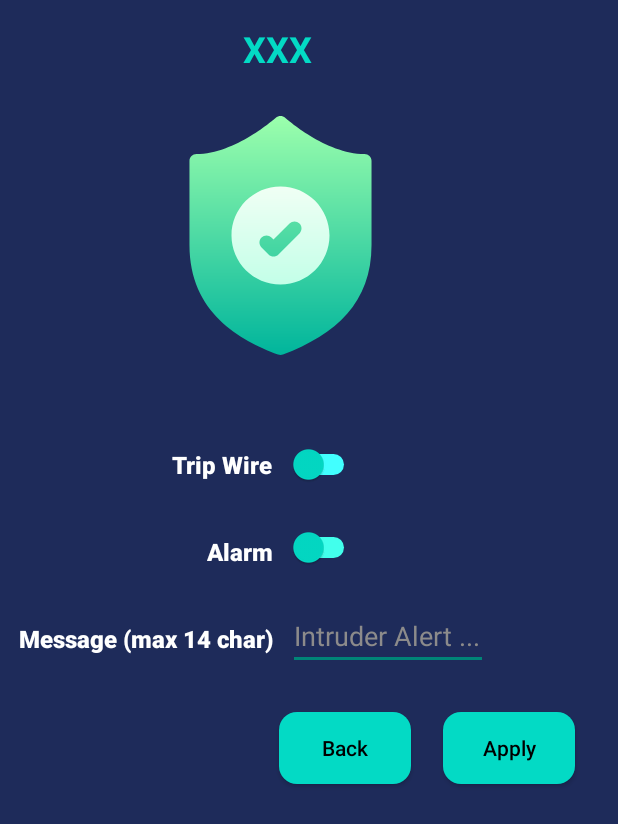
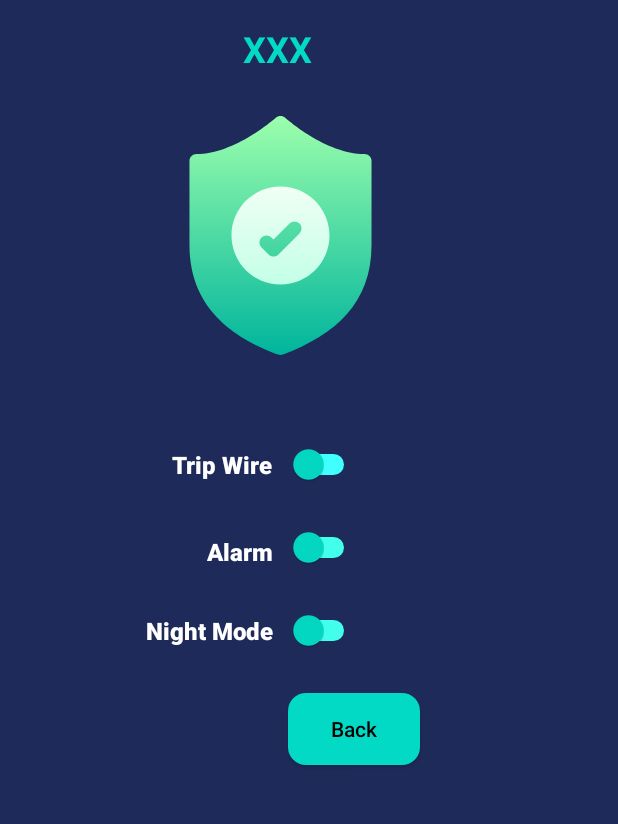
Before and after one commit to jaschan66/IoTAssignment, an Android app: the layout activity_main.xml on its own in the app's theme, with its tools: preview values and no code run, on a phone screen of 412 x 824 dp. Shown: the top 824 px of the screen. Run offline under Robolectric (Android 15) with nearby library versions, the phone set to English and light mode, and no system bars.

Commit message:
update motion detector

```diff
--- a/app/src/main/res/layout/activity_main.xml
+++ b/app/src/main/res/layout/activity_main.xml
@@ -7,20 +7,66 @@
     android:background="#1E2B5A"
     tools:context=".MainActivity">
 
+    <Switch
+        android:id="@+id/nightSW"
+        android:layout_width="wrap_content"
+        android:layout_height="wrap_content"
+        android:layout_marginStart="10dp"
+        android:layout_marginTop="28dp"
+        android:checked="false"
+        android:textOff="OFF"
+        android:textOn="ON"
+        android:thumbTint="@color/teal_200"
+        android:trackTint="#00FFE6"
+        android:trackTintMode="screen"
+        app:layout_constraintStart_toStartOf="@+id/guideline3"
+        app:layout_constraintTop_toBottomOf="@+id/buzzSW"
+        tools:checked="false"
+        tools:ignore="TouchTargetSizeCheck" />
+
+    <Switch
+        android:id="@+id/buzzSW"
+        android:layout_width="wrap_content"
+        android:layout_height="wrap_content"
+        android:layout_marginStart="10dp"
+        android:layout_marginTop="28dp"
+        android:checked="false"
+        android:textOff="OFF"
+        android:textOn="ON"
+        android:thumbTint="@color/teal_200"
+        android:trackTint="#00FFE6"
+        android:trackTintMode="screen"
+        app:layout_constraintStart_toStartOf="@+id/guideline3"
+        app:layout_constraintTop_toBottomOf="@+id/tripSW"
+        tools:checked="false"
+        tools:ignore="TouchTargetSizeCheck" />
+
+    <TextView
+        android:id="@+id/textView6"
+        android:layout_width="0dp"
+        android:layout_height="wrap_content"
+        android:fontFamily="sans-serif-black"
+        android:text="Night Mode"
+        android:textColor="@color/white"
+        android:textSize="16sp"
+        app:layout_constraintBottom_toBottomOf="@+id/nightSW"
+        app:layout_constraintEnd_toStartOf="@+id/guideline3"
+        app:layout_constraintTop_toTopOf="@+id/nightSW" />
+
     <Button
         android:id="@+id/btnBackTrip"
         android:layout_width="wrap_content"
         android:layout_height="wrap_content"
-        android:layout_marginStart="4dp"
+        android:layout_marginStart="10dp"
+
         android:layout_marginTop="28dp"
         android:background="@drawable/roundedge"
         android:text="Back"
         android:textAllCaps="false"
-
         android:textColor="@color/black"
         android:textSize="14sp"
         app:layout_constraintStart_toStartOf="@+id/guideline3"
-        app:layout_constraintTop_toBottomOf="@+id/edtMessage" />
+        app:layout_constraintTop_toBottomOf="@+id/nightSW" />
 
     <androidx.constraintlayout.widget.Guideline
         android:id="@+id/guideline3"
@@ -28,22 +74,6 @@
         android:layout_height="wrap_content"
         android:orientation="vertical"
         app:layout_constraintGuide_begin="182dp" />
-
-    <EditText
-        android:id="@+id/edtMessage"
-        android:layout_width="133dp"
-        android:layout_height="40dp"
-        android:layout_marginStart="10dp"
-        android:layout_marginTop="28dp"
-        android:ems="10"
-        android:hint="Intruder Alert ..."
-        android:inputType="textPersonName"
-        android:maxLength="14"
-        android:textColor="@color/white"
-        android:textColorHint="#8C8B8B"
-        app:layout_constraintStart_toStartOf="@+id/guideline3"
-        app:layout_constraintTop_toBottomOf="@+id/buzzSW"
-        tools:ignore="TouchTargetSizeCheck,TextContrastCheck" />
 
     <TextView
         android:id="@+id/textView"
@@ -85,56 +115,8 @@
         android:text="Alarm"
         android:textColor="@color/white"
         android:textSize="16sp"
-        app:layout_constraintBottom_toBottomOf="@+id/buzzSW"
         app:layout_constraintEnd_toStartOf="@+id/guideline3"
         app:layout_constraintTop_toBottomOf="@+id/textView" />
-
-    <TextView
-        android:id="@+id/textView4"
-        android:layout_width="0dp"
-        android:layout_height="wrap_content"
-        android:fontFamily="sans-serif-black"
-        android:text="Message (max 14 char)"
-        android:textColor="@color/white"
-        android:textSize="16sp"
-        app:layout_constraintBottom_toBottomOf="@+id/edtMessage"
-        app:layout_constraintEnd_toStartOf="@+id/guideline3"
-        app:layout_constraintTop_toTopOf="@+id/edtMessage"
-        app:layout_constraintVertical_bias="0.444" />
-
-    <Switch
-        android:id="@+id/buzzSW"
-        android:layout_width="wrap_content"
-        android:layout_height="wrap_content"
-        android:layout_marginStart="10dp"
-        android:layout_marginTop="28dp"
-        android:checked="false"
-        android:textOff="OFF"
-        android:textOn="ON"
-        android:thumbTint="@color/teal_200"
-        android:trackTint="#00FFE6"
-        android:trackTintMode="screen"
-        app:layout_constraintStart_toStartOf="@+id/guideline3"
-        app:layout_constraintTop_toBottomOf="@+id/tripSW"
-        tools:checked="false"
-        tools:ignore="TouchTargetSizeCheck" />
-
-    <Button
-        android:id="@+id/btnApply"
-        android:layout_width="wrap_content"
-        android:layout_height="wrap_content"
-        android:layout_marginStart="8dp"
-        android:layout_marginTop="28dp"
-        android:layout_marginEnd="16dp"
-        android:background="@drawable/roundedge"
-
-        android:text="Apply"
-        android:textAllCaps="false"
-        android:textColor="@color/black"
-        android:textSize="14sp"
-        app:layout_constraintEnd_toEndOf="parent"
-        app:layout_constraintStart_toEndOf="@+id/btnBackTrip"
-        app:layout_constraintTop_toBottomOf="@+id/edtMessage" />
 
     <ImageView
         android:id="@+id/imgPhoto"
```
Also changed, not shown: app/src/main/java/my/com/iotassignment/MainActivity.kt (+55 -17 lines).
